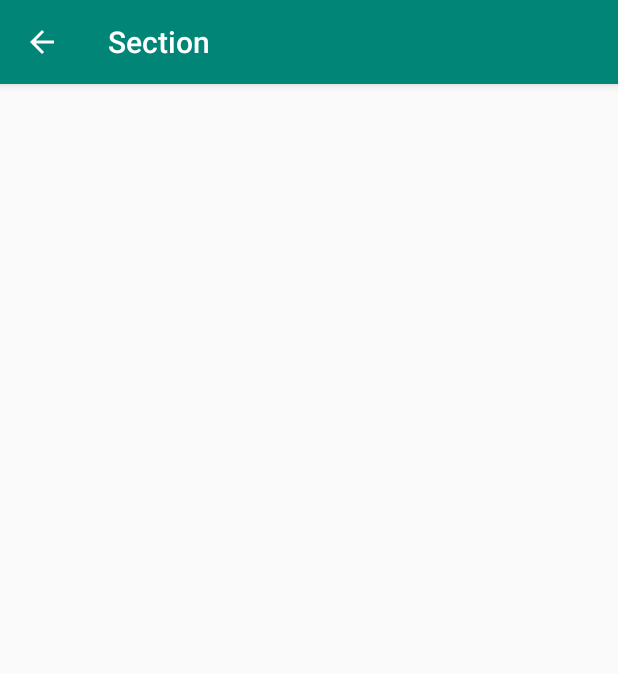
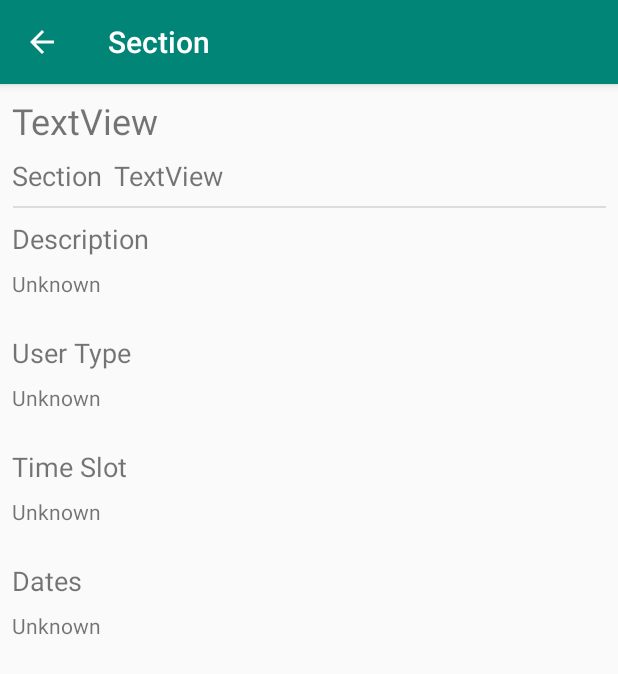
Before and after one commit to oamour/DB_project, an Android app: the ScheduleSectionActivity screen opened directly, with no data from a screen before it, on a phone screen of 412 x 824 dp. Shown: the top 674 px of the screen. Run offline under Robolectric (Android 15) with nearby library versions, the phone set to English and light mode, and no system bars.

Commit message:
Set up layout for ScheduleSectionActivity
Layout includes TextViews for all fields returned by schedule.php for the given section.

```diff
--- a/SchoolDatabase/app/src/main/res/layout/activity_schedule_section.xml
+++ b/SchoolDatabase/app/src/main/res/layout/activity_schedule_section.xml
@@ -6,4 +6,132 @@
     android:layout_height="match_parent"
     tools:context=".ScheduleSectionActivity">
 
+    <TextView
+        android:id="@+id/courseName"
+        android:layout_width="wrap_content"
+        android:layout_height="wrap_content"
+        android:layout_marginStart="8dp"
+        android:layout_marginTop="8dp"
+        android:text="TextView"
+        android:textSize="24sp"
+        app:layout_constraintHorizontal_chainStyle="packed"
+        app:layout_constraintStart_toStartOf="parent"
+        app:layout_constraintTop_toTopOf="parent" />
+
+    <TextView
+        android:id="@+id/sectionID"
+        android:layout_width="wrap_content"
+        android:layout_height="wrap_content"
+        android:layout_marginStart="8dp"
+        android:layout_marginTop="8dp"
+        android:text="@string/section"
+        android:textSize="18sp"
+        app:layout_constraintStart_toStartOf="parent"
+        app:layout_constraintTop_toBottomOf="@+id/courseName" />
+
+    <TextView
+        android:id="@+id/sectionName"
+        android:layout_width="wrap_content"
+        android:layout_height="wrap_content"
+        android:layout_marginStart="8dp"
+        android:text="TextView"
+        android:textSize="18sp"
+        app:layout_constraintBaseline_toBaselineOf="@+id/sectionID"
+        app:layout_constraintStart_toEndOf="@+id/sectionID" />
+
+    <View
+        android:id="@+id/divider2"
+        android:layout_width="395dp"
+        android:layout_height="1dp"
+        android:layout_marginStart="8dp"
+        android:layout_marginTop="8dp"
+        android:layout_marginEnd="8dp"
+        android:background="?android:attr/listDivider"
+        app:layout_constraintEnd_toEndOf="parent"
+        app:layout_constraintStart_toStartOf="parent"
+        app:layout_constraintTop_toBottomOf="@+id/sectionID" />
+
+    <TextView
+        android:id="@+id/courseDesc"
+        android:layout_width="wrap_content"
+        android:layout_height="wrap_content"
+        android:layout_marginStart="8dp"
+        android:layout_marginTop="8dp"
+        android:text="@string/unknown"
+        app:layout_constraintStart_toStartOf="parent"
+        app:layout_constraintTop_toBottomOf="@+id/textView24" />
+
+    <TextView
+        android:id="@+id/userType"
+        android:layout_width="wrap_content"
+        android:layout_height="wrap_content"
+        android:layout_marginStart="8dp"
+        android:layout_marginTop="8dp"
+        android:text="@string/unknown"
+        app:layout_constraintStart_toStartOf="parent"
+        app:layout_constraintTop_toBottomOf="@+id/textView25" />
+
+    <TextView
+        android:id="@+id/timeSlot"
+        android:layout_width="wrap_content"
+        android:layout_height="wrap_content"
+        android:layout_marginStart="8dp"
+        android:layout_marginTop="8dp"
+        android:text="@string/unknown"
+        app:layout_constraintStart_toStartOf="parent"
+        app:layout_constraintTop_toBottomOf="@+id/textView26" />
+
+    <TextView
+        android:id="@+id/dateRange"
+        android:layout_width="wrap_content"
+        android:layout_height="wrap_content"
+        android:layout_marginStart="8dp"
+        android:layout_marginTop="8dp"
+        android:text="@string/unknown"
+        app:layout_constraintStart_toStartOf="parent"
+        app:layout_constraintTop_toBottomOf="@+id/textView27" />
+
+    <TextView
+        android:id="@+id/textView24"
+        android:layout_width="wrap_content"
+        android:layout_height="wrap_content"
+        android:layout_marginStart="8dp"
+        android:layout_marginTop="8dp"
+        android:text="@string/description"
+        android:textSize="18sp"
+        app:layout_constraintStart_toStartOf="parent"
+        app:layout_constraintTop_toBottomOf="@+id/divider2" />
+
+    <TextView
+        android:id="@+id/textView25"
+        android:layout_width="wrap_content"
+        android:layout_height="wrap_content"
+        android:layout_marginStart="8dp"
+        android:layout_marginTop="24dp"
+        android:text="@string/user_type"
+        android:textSize="18sp"
+        app:layout_constraintStart_toStartOf="parent"
+        app:layout_constraintTop_toBottomOf="@+id/courseDesc" />
+
+    <TextView
+        android:id="@+id/textView26"
+        android:layout_width="wrap_content"
+        android:layout_height="wrap_content"
+        android:layout_marginStart="8dp"
+        android:layout_marginTop="24dp"
+        android:text="@string/time_slot"
+        android:textSize="18sp"
+        app:layout_constraintStart_toStartOf="parent"
+        app:layout_constraintTop_toBottomOf="@+id/userType" />
+
+    <TextView
+        android:id="@+id/textView27"
+        android:layout_width="wrap_content"
+        android:layout_height="wrap_content"
+        android:layout_marginStart="8dp"
+        android:layout_marginTop="24dp"
+        android:text="@string/date_range"
+        android:textSize="18sp"
+        app:layout_constraintStart_toStartOf="parent"
+        app:layout_constraintTop_toBottomOf="@+id/timeSlot" />
 </android.support.constraint.ConstraintLayout>
--- a/SchoolDatabase/app/src/main/res/values/strings.xml
+++ b/SchoolDatabase/app/src/main/res/values/strings.xml
@@ -87,4 +87,9 @@
 
     <!--View Section Info-->
     <string name="section">Section</string>
+    <string name="description">Description</string>
+    <string name="user_type">User Type</string>
+    <string name="time_slot">Time Slot</string>
+    <string name="date_range">Dates</string>
+    <string name="unknown">Unknown</string>
 </resources>
```
